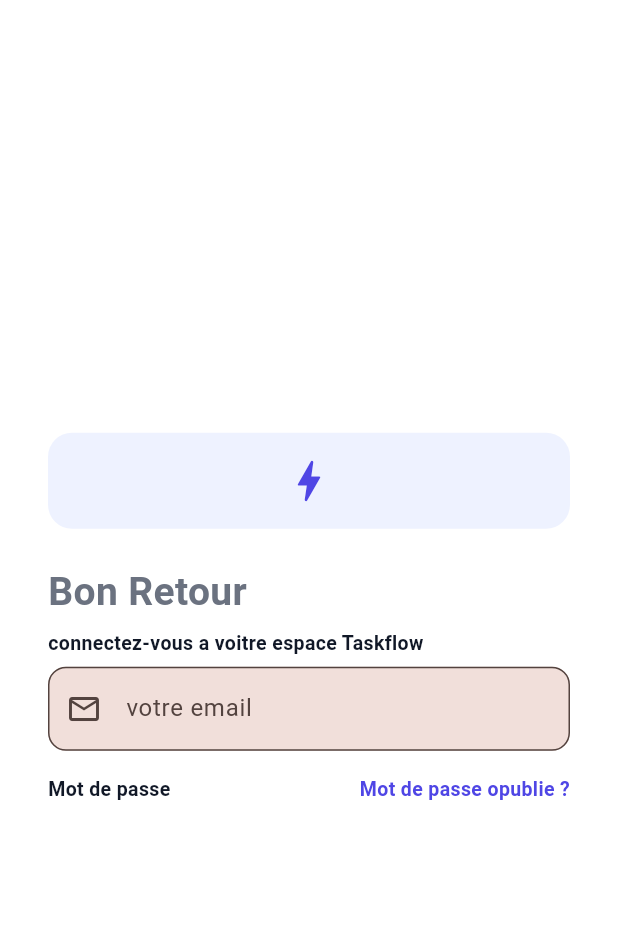
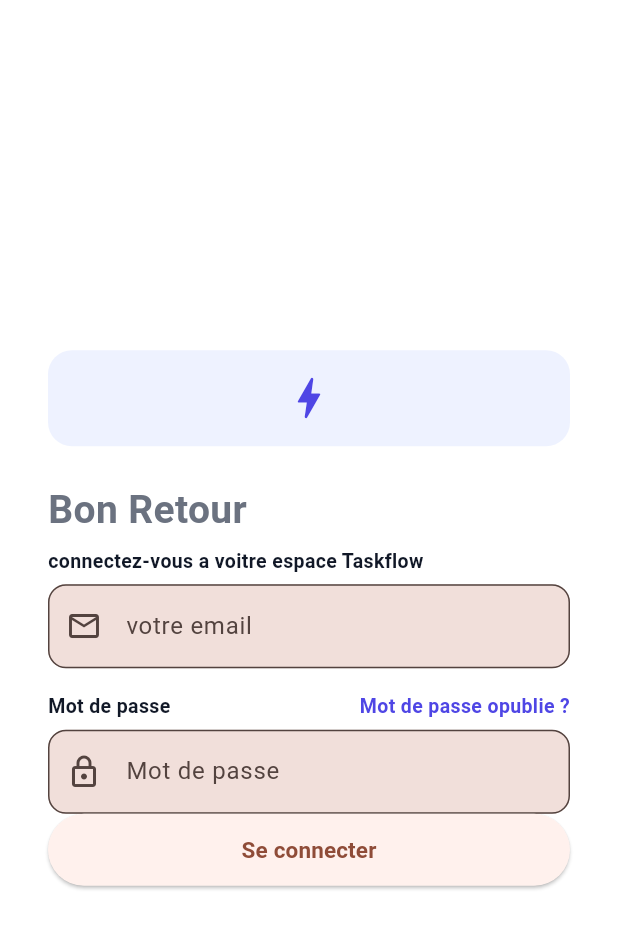
Before and after one commit to Matoor95/taskflow_di2, a Flutter app: the screen it shows after launch, on a phone screen of 412 x 824 dp. Shown: the top 929 px of the screen. Run offline on Flutter 3.47's test engine with Material 3 defaults, Android fonts, the phone set to English and light mode, and no system bars; our stand-ins replace firebase_auth, firebase_core; accounts and stored records are empty; generated files the repository leaves out were written again.

Commit message:
login done

```diff
--- a/lib/screens/auth/login_page.dart
+++ b/lib/screens/auth/login_page.dart
@@ -110,6 +110,7 @@ class _LoginPageState extends State<LoginPage> {
                     controller: _emailController,
                     hint: 'email@gmail.com',
                     label: 'votre email',
+                    keyboardType: TextInputType.emailAddress,
                     prefixIcon: Icons.email_outlined,
                     validator: (v) => (v == null || !v.contains('@'))
                         ? 'email invalide'
@@ -140,6 +141,34 @@ class _LoginPageState extends State<LoginPage> {
                         ),
                       )
                     ],
+                  ),
+                  const SizedBox(
+                    height: 6,
+                  ),
+                  AuthTextField(
+                      controller: _passwordController,
+                      hint: '*******',
+                      label: 'Mot de passe',
+                      isPasswordd: true,
+                      prefixIcon: Icons.lock_outlined,
+                      validator: (v) => (v == null || v.length < 6)
+                          ? 'Minimum 6 cratceres'
+                          : null),
+                  // button de connexion
+                  SizedBox(
+                    height: 48,
+                    child: ElevatedButton(
+                      onPressed: _loading ? null : _login,
+                       child: _loading ? const SizedBox(
+                        height: 20,
+                        width: 20,
+                        child: CircularProgressIndicator(
+                          strokeWidth: 2,
+                          color: Colors.white,
+                        ),
+                       ):
+                       const Text('Se connecter', style: TextStyle(fontSize: 15, fontWeight: FontWeight.w600),)
+                       ),
                   )
                 ],
               )),
```
